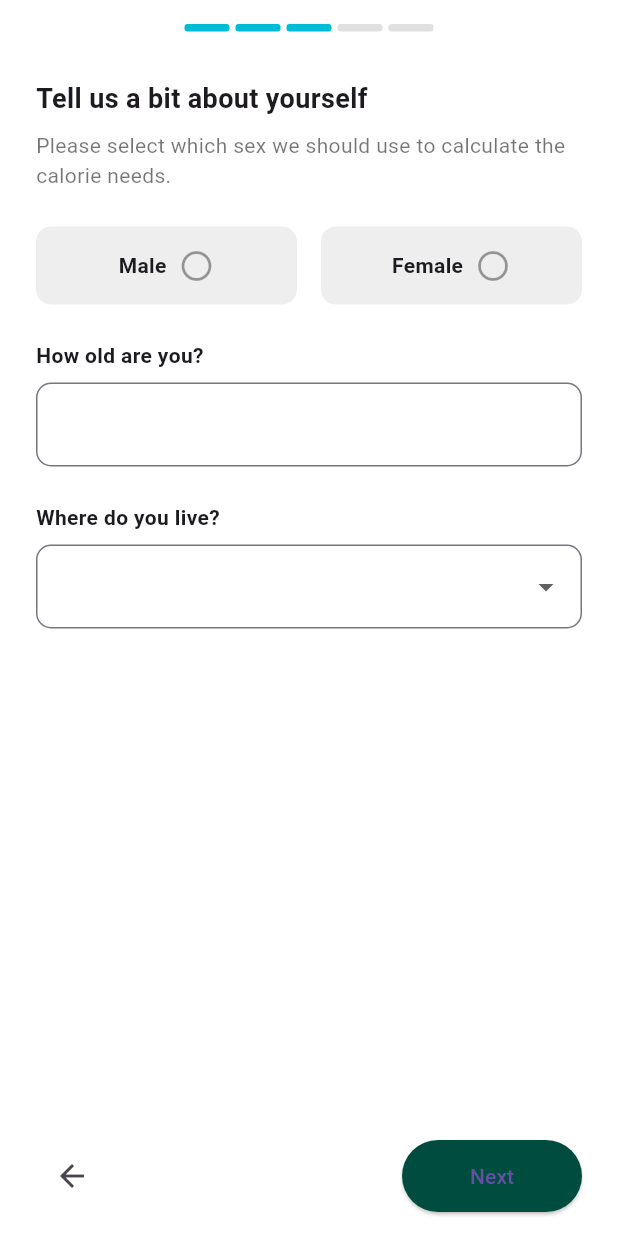
After one commit to LilEurey/NutrixApp, a Flutter app: the UserInfoScreen screen opened directly, on a phone screen of 412 x 824 dp. The commit adds this screen. Run offline on Flutter 3.47's test engine with Material 3 defaults, Android fonts, the phone set to English and light mode, and no system bars.

Commit message:
first_commit

```diff
--- /dev/null
+++ b/frontend/lib/screens/user_info_screen.dart
@@ -0,0 +1,193 @@
+import 'package:flutter/material.dart';
+
+class UserInfoScreen extends StatefulWidget {
+  const UserInfoScreen({super.key});
+
+  @override
+  State<UserInfoScreen> createState() => _UserInfoScreenState();
+}
+
+class _UserInfoScreenState extends State<UserInfoScreen> {
+  String selectedGender = '';
+  final TextEditingController ageController = TextEditingController();
+  String? selectedLocation;
+
+  @override
+  Widget build(BuildContext context) {
+    return Scaffold(
+      body: SafeArea(
+        child: Padding(
+          padding: const EdgeInsets.symmetric(horizontal: 24.0),
+          child: Column(
+            crossAxisAlignment: CrossAxisAlignment.start,
+            children: [
+              const SizedBox(height: 16),
+              // Step Indicator
+              Row(
+                mainAxisAlignment: MainAxisAlignment.center,
+                children: List.generate(5, (index) {
+                  return Container(
+                    width: 30,
+                    height: 5,
+                    margin: const EdgeInsets.symmetric(horizontal: 2),
+                    decoration: BoxDecoration(
+                      color: index < 3 ? Colors.cyan : Colors.grey.shade300,
+                      borderRadius: BorderRadius.circular(2),
+                    ),
+                  );
+                }),
+              ),
+              const SizedBox(height: 32),
+              const Text(
+                'Tell us a bit about yourself',
+                style: TextStyle(fontSize: 18, fontWeight: FontWeight.bold),
+              ),
+              const SizedBox(height: 8),
+              const Text(
+                'Please select which sex we should use to calculate the calorie needs.',
+                style: TextStyle(fontSize: 14, color: Colors.black54),
+              ),
+              const SizedBox(height: 24),
+              Row(
+                children: [
+                  Expanded(
+                    child: GenderButton(
+                      label: 'Male',
+                      isSelected: selectedGender == 'Male',
+                      onTap: () {
+                        setState(() {
+                          selectedGender = 'Male';
+                        });
+                      },
+                    ),
+                  ),
+                  const SizedBox(width: 16),
+                  Expanded(
+                    child: GenderButton(
+                      label: 'Female',
+                      isSelected: selectedGender == 'Female',
+                      onTap: () {
+                        setState(() {
+                          selectedGender = 'Female';
+                        });
+                      },
+                    ),
+                  ),
+                ],
+              ),
+              const SizedBox(height: 24),
+              const Text(
+                'How old are you?',
+                style: TextStyle(fontWeight: FontWeight.bold),
+              ),
+              const SizedBox(height: 8),
+              TextField(
+                controller: ageController,
+                keyboardType: TextInputType.number,
+                decoration: InputDecoration(
+                  border: OutlineInputBorder(
+                    borderRadius: BorderRadius.circular(10),
+                  ),
+                ),
+              ),
+              const SizedBox(height: 24),
+              const Text(
+                'Where do you live?',
+                style: TextStyle(fontWeight: FontWeight.bold),
+              ),
+              const SizedBox(height: 8),
+              DropdownButtonFormField<String>(
+                decoration: InputDecoration(
+                  border: OutlineInputBorder(
+                    borderRadius: BorderRadius.circular(10),
+                  ),
+                ),
+                value: selectedLocation,
+                items:
+                    ['Bangkok', 'Chiang Mai', 'Phuket']
+                        .map(
+                          (city) =>
+                              DropdownMenuItem(value: city, child: Text(city)),
+                        )
+                        .toList(),
+                onChanged: (value) {
+                  setState(() {
+                    selectedLocation = value;
+                  });
+                },
+              ),
+              const Spacer(),
+              Row(
+                mainAxisAlignment: MainAxisAlignment.spaceBetween,
+                children: [
+                  IconButton(
+                    icon: const Icon(Icons.arrow_back),
+                    onPressed: () {
+                      Navigator.pop(context);
+                    },
+                  ),
+                  ElevatedButton(
+                    style: ElevatedButton.styleFrom(
+                      backgroundColor: const Color(0xFF004D40),
+                      minimumSize: const Size(120, 48),
+                      shape: RoundedRectangleBorder(
+                        borderRadius: BorderRadius.circular(30),
+                      ),
+                    ),
+                    onPressed: () {
+                      // Navigation or validation here
+                    },
+                    child: const Text('Next'),
+                  ),
+                ],
+              ),
+              const SizedBox(height: 16),
+            ],
+          ),
+        ),
+      ),
+    );
+  }
+}
+
+class GenderButton extends StatelessWidget {
+  final String label;
+  final bool isSelected;
+  final VoidCallback onTap;
+
+  const GenderButton({
+    required this.label,
+    required this.isSelected,
+    required this.onTap,
+    super.key,
+  });
+
+  @override
+  Widget build(BuildContext context) {
+    return GestureDetector(
+      onTap: onTap,
+      child: Container(
+        padding: const EdgeInsets.symmetric(vertical: 12),
+        decoration: BoxDecoration(
+          color: Colors.grey.shade200,
+          borderRadius: BorderRadius.circular(10),
+          border: Border.all(
+            color: isSelected ? Colors.teal : Colors.transparent,
+            width: 2,
+          ),
+        ),
+        child: Row(
+          mainAxisAlignment: MainAxisAlignment.center,
+          children: [
+            Text(label, style: const TextStyle(fontWeight: FontWeight.bold)),
+            const SizedBox(width: 8),
+            Icon(
+              isSelected ? Icons.radio_button_checked : Icons.radio_button_off,
+              color: isSelected ? Colors.teal : Colors.black38,
+            ),
+          ],
+        ),
+      ),
+    );
+  }
+}
```
Also changed, not shown: frontend/lib/main.dart (+8 -2 lines), frontend/lib/screens/create_account_screen.dart (added, +68 -0 lines), frontend/lib/screens/physical_stats_screen.dart (added, +62 -0 lines), frontend/lib/screens/weekly_goal_screen.dart (added, +89 -0 lines), frontend/lib/widgets/measurement_field.dart (added, +54 -0 lines), frontend/lib/widgets/navigation_buttons.dart (added, +30 -0 lines), frontend/lib/widgets/step_progress.dart (added, +24 -0 lines), frontend/lib/widgets/meal_card.dart (deleted).
